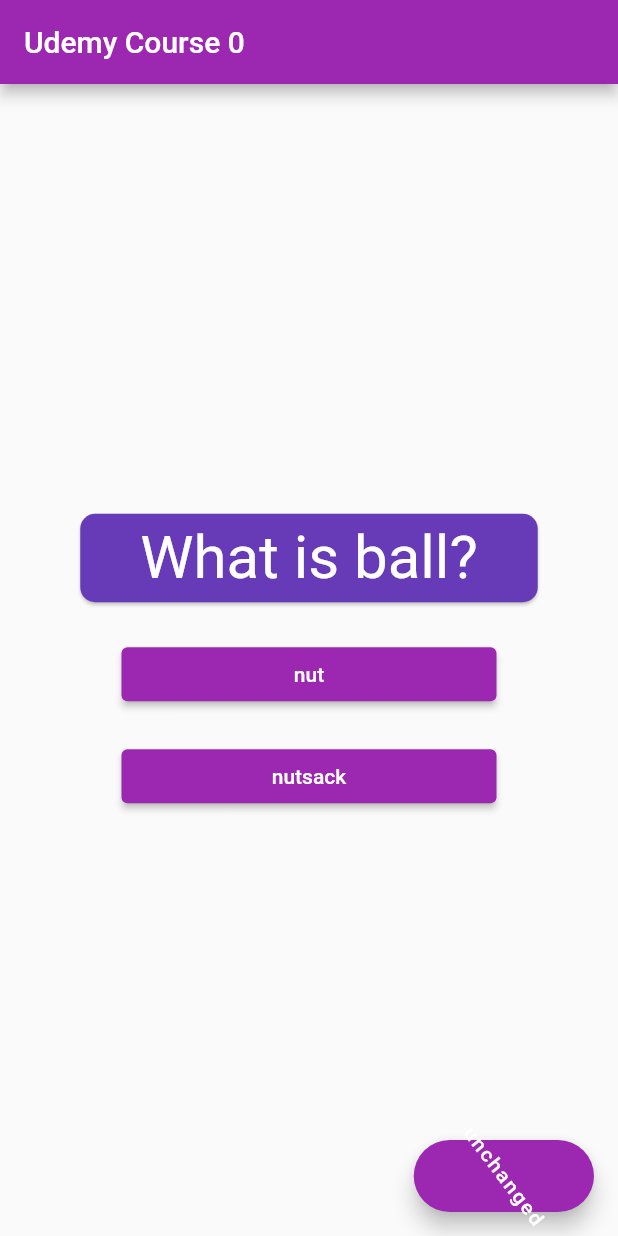
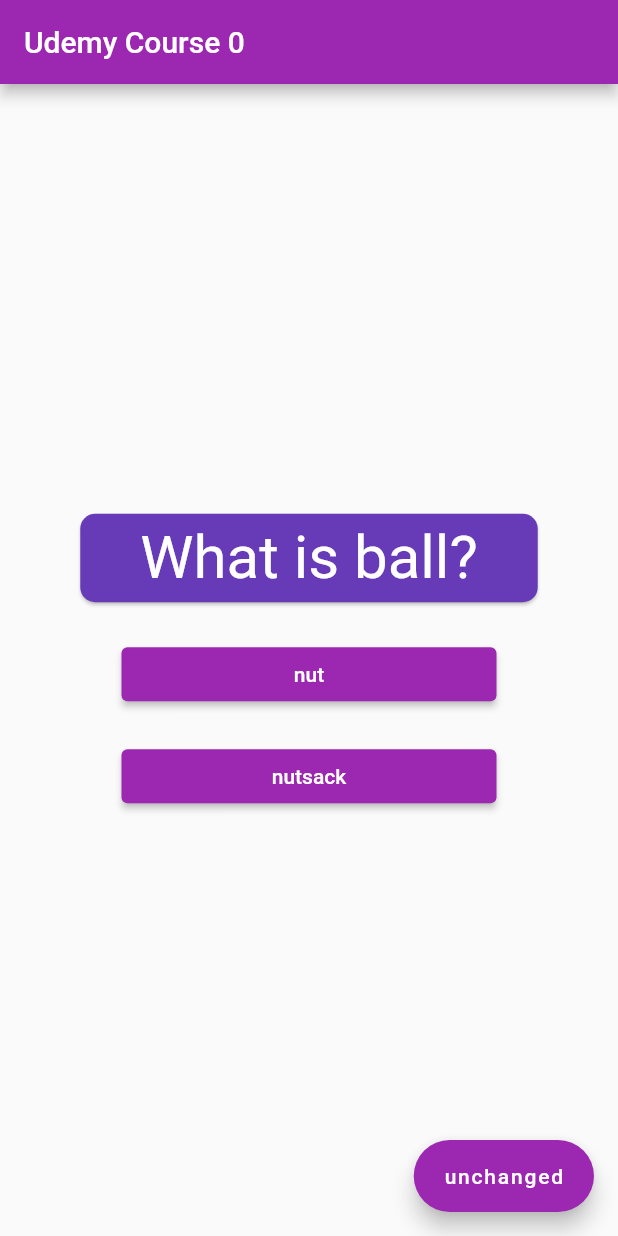
Before and after one commit to NyllRE/flutter_mastering, a Flutter app: the screen it shows after launch, after a tap on "Udemy Course App", on a phone screen of 412 x 824 dp. Run offline on Flutter 3.47's test engine with Material 2 defaults, Android fonts, the phone set to English and light mode, and no system bars.

Commit message:
Reusable Component - Created Rotate Component

```diff
--- a/lib/reusable.dart
+++ b/lib/reusable.dart
@@ -7,10 +7,35 @@ Matrix4 myRotate({
   double y = 0.1,
   double z = 0.1,
 }) {
-  Matrix4 mat = Matrix4.identity()
+  return Matrix4.identity()
     ..rotateX(x * pi / 180)
     ..rotateY(y * pi / 180)
-    ..rotateZ(z * pi / 180);
+    ..rotateZ(z * pi / 180)
+    ..setEntry(3, 2, 0.002);
+}
 
-  return mat;
+class Rotate extends StatelessWidget {
+  final Widget child;
+  final double? x, y, z;
+  final Alignment? align;
+
+  const Rotate({
+    Key? key,
+    this.x,
+    this.y,
+    this.z,
+    required this.child,
+    this.align,
+  }) : super(key: key);
+
+  @override
+  Widget build(BuildContext context) => Transform(
+        alignment: align ?? Alignment.center,
+        transform: myRotate(
+          x: x ?? 0,
+          y: y ?? 0,
+          z: z ?? 0,
+        ),
+        child: child,
+      );
 }
--- a/lib/udemy_course/udemy_course_app.dart
+++ b/lib/udemy_course/udemy_course_app.dart
@@ -80,18 +80,8 @@ class _RootPageState extends State<RootPage> {
           ? Quiz(questions: questions, next: nextQ, qIdx: qIdx)
           : Result(total: _totalScore, reset: _resetQ),
       floatingActionButton: FloatingActionButton.extended(
-          label: Transform(
-            alignment: Alignment.center,
-
-            //! Manual Declaration
-            // transform: Matrix4.identity()
-            //    ..rotateX(12 * pi / 180)
-            //    ..rotateY(20 * pi / 180)
-            //    ..rotateZ(50 * pi / 180)
-
-            //=> my Function
-            transform: myRotate(x: 12, y: 20, z: 50),
-
+          label: Rotate(
+            z: _textDisplay == 'changed!' ? 180 : 0,
             child: Text(_textDisplay),
           ),
           onPressed: () {
```
